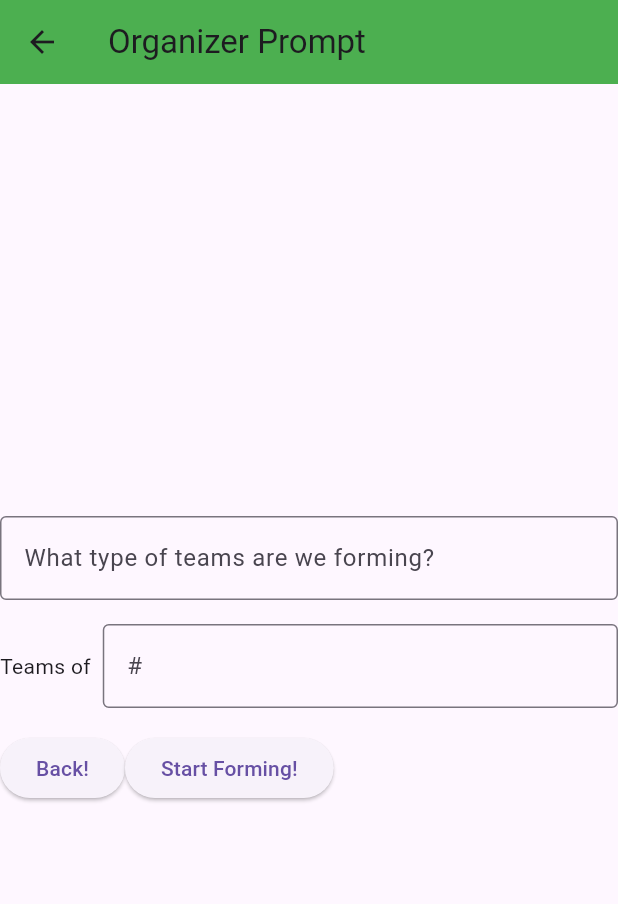
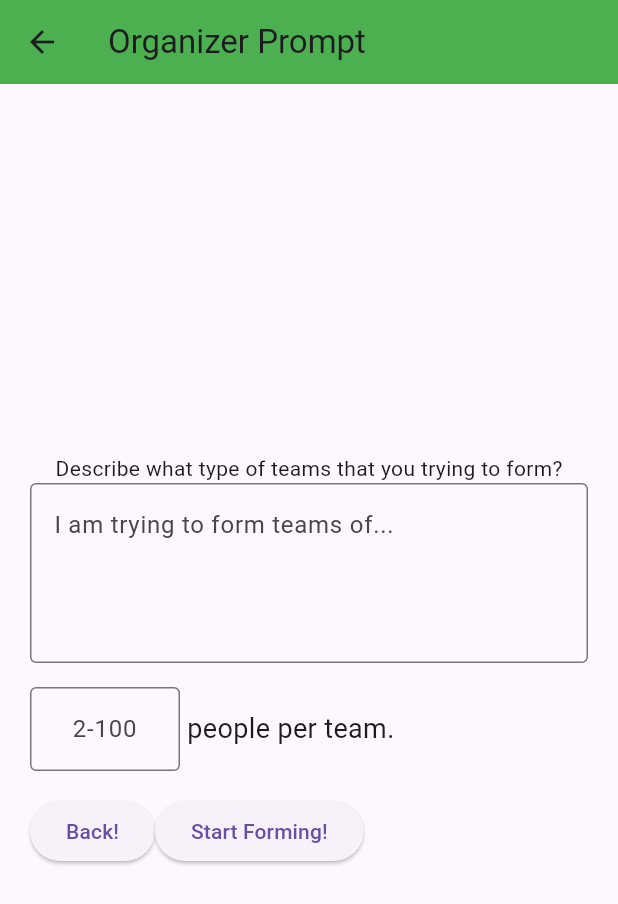
Before and after one commit to Hipposhark/TartanHacks25, a Flutter app: the screen it shows after launch, after a tap on "Organizer", on a phone screen of 412 x 824 dp. Shown: the top 904 px of the screen. Run offline on Flutter 3.47's test engine with Material 3 defaults, Android fonts, the phone set to English and light mode, and no system bars.

Commit message:
first working provider

```diff
--- a/frontend/lib/main.dart
+++ b/frontend/lib/main.dart
@@ -125,282 +125,54 @@
 // }
 
 import 'package:flutter/material.dart';
+import 'package:huddleup/providers/prompt_provider.dart';
+import 'package:provider/provider.dart';
+
 import 'package:huddleup/screens/home.dart';
+import 'package:huddleup/screens/organizer/prompt.dart';
+import 'package:huddleup/screens/organizer/waiting.dart';
+import 'package:huddleup/screens/organizer/teams.dart';
+import 'package:huddleup/screens/participant/code.dart';
+import 'package:huddleup/screens/participant/name.dart';
+import 'package:huddleup/screens/participant/form.dart';
+import 'package:huddleup/screens/participant/wait.dart';
+import 'package:huddleup/screens/participant/team.dart';
 
 // function to trigger build when the app is run
 void main() {
-  runApp(MaterialApp(
-    initialRoute: '/home',
-    routes: {
-      '/home': (context) => const HomeRoute(),
-      '/organizer/prompt': (context) => const OrganizerPromptRoute(),
-      '/organizer/loading': (context) => const OrganizerLoadingRoute(),
-      '/organizer/teams': (context) => const OrganizerTeamsRoute(),
-      '/participant/code': (context) => const ParticipantCodeRoute(),
-      '/participant/name': (context) => const ParticipantNameRoute(),
-      '/participant/form': (context) => const ParticipantFormRoute(),
-      '/participant/team': (context) => const ParticipantTeamRoute(),
-    },
-  )); //MaterialApp
+  runApp(
+    ChangeNotifierProvider (
+      create: (context) => PromptProvider(),
+      child: const HuddleUpApp(),
+    ),
+  );
 }
 
-class OrganizerPromptRoute extends StatelessWidget {
-  const OrganizerPromptRoute({super.key});
+class HuddleUpApp extends StatelessWidget {
+  const HuddleUpApp({super.key});
 
   @override
   Widget build(BuildContext context) {
-    return Scaffold(
-      appBar: AppBar(
-        title: const Text("Organizer Prompt"),
-        backgroundColor: Colors.green,
-      ),
-      body: Center(
-        child: Column(
-          mainAxisAlignment: MainAxisAlignment.center,
-            children: [
-            TextField(
-              decoration: InputDecoration(
-                border: OutlineInputBorder(),
-                hintText: 'What type of teams are we forming?',
-              ),
-            ),
-            const SizedBox(height: 16.0),
-            Row(
-              children: [
-                const Text("Teams of"),
-                const SizedBox(width: 8.0),
-                Expanded(
-                  child: TextField(
-                  decoration: InputDecoration(
-                    border: OutlineInputBorder(),
-                    hintText: '#',
-                  ),
-                  ),
-                ),
-              ],
-            ),
-            const SizedBox(height: 16.0),
-            Row(
-              children: [
-                ElevatedButton(
-                  child: const Text('Back!'),
-                  onPressed: () {
-                  Navigator.pop(context);
-                  },
-                ),
-                ElevatedButton(
-                  child: const Text('Start Forming!'),
-                  onPressed: () {
-                  Navigator.pushNamed(context, '/organizer/loading');
-                  },
-                ),
-              ],
-            )
-            ],
-        )
-      ),
+    return MaterialApp(
+      title: "HuddleUp",
+      // theme: ThemeData(colorScheme: )
+      initialRoute: '/home',
+      routes: {
+        // home route
+        '/home': (context) => const HomeRoute(),
+
+        // organizer routes
+        '/organizer/prompt': (context) => const OrganizerPromptRoute(),
+        '/organizer/waiting':(context) => const OrganizerWaitingRoute(),
+        '/organizer/teams':  (context) => const OrganizerTeamsRoute(),
+
+        // participant routes
+        '/participant/code': (context) => const ParticipantCodeRoute(),
+        '/participant/name': (context) => const ParticipantNameRoute(),
+        '/participant/form': (context) => const ParticipantFormRoute(),
+        '/participant/wait': (context) => const ParticipantWaitRoute(),
+        '/participant/team': (context) => const ParticipantTeamRoute(),
+      },
     );
   }
 }
-
-class OrganizerLoadingRoute extends StatelessWidget {
-  const OrganizerLoadingRoute({super.key});
-
-  @override
-  Widget build(BuildContext context) {
-    return Scaffold(
-      appBar: AppBar(
-        title: const Text("Organizer Loading"),
-        backgroundColor: Colors.green,
-      ),
-      body: Center(
-        child: Column(
-          children: [
-            Text("[prompt]"),
-            Text("[code]"),
-            ElevatedButton(
-              child: const Text('Finalize Teams!'),
-              onPressed: () {
-                Navigator.pushNamed(context, '/organizer/teams');
-              },
-            ),
-          ],
-        )
-      ,),
-    );
-  }
-}
-
-class OrganizerTeamsRoute extends StatelessWidget {
-  const OrganizerTeamsRoute({super.key});
-
-  @override
-  Widget build(BuildContext context) {
-    return Scaffold(
-      appBar: AppBar(
-        title: const Text("Organized Teams"),
-        backgroundColor: Colors.green,
-      ),
-      body: Center(
-        child: Column(
-            mainAxisAlignment: MainAxisAlignment.center,
-            children: [
-            const Text("Teams"),
-            const SizedBox(height: 16.0),
-            Container(
-              decoration: const BoxDecoration(
-                border: Border(
-                  bottom: BorderSide(color: Colors.black),
-                ),
-              ),
-            ),
-            const SizedBox(height: 16.0),
-            const Text("[code]"),
-          ],
-        ),
-      ),
-    );
-  }
-}
-
-class ParticipantCodeRoute extends StatelessWidget {
-  const ParticipantCodeRoute({super.key});
-
-  @override
-  Widget build(BuildContext context) {
-    return Scaffold(
-      appBar: AppBar(
-        title: const Text("Participant Code"),
-        backgroundColor: Colors.green,
-      ),
-      body: Center(
-        child: Column(
-          mainAxisAlignment: MainAxisAlignment.center,
-          children: [
-            const Text("What's your Organizer Code?"),
-            const SizedBox(height: 16.0),
-            TextField(
-              decoration: InputDecoration(
-                border: OutlineInputBorder(),
-                hintText: 'My code is...',
-              ),
-            ),
-            const SizedBox(height: 16.0),
-            ElevatedButton(
-              child: const Text("Onward!"),
-              onPressed: () {
-                Navigator.pushNamed(context, '/participant/name');
-              },
-            ),
-          ],
-        ),
-      ),
-    );
-  }
-}
-
-class ParticipantNameRoute extends StatelessWidget {
-  const ParticipantNameRoute({super.key});
-
-  @override
-  Widget build(BuildContext context) {
-    return Scaffold(
-      appBar: AppBar(
-        title: const Text("Participant Name"),
-        backgroundColor: Colors.green,
-      ),
-      body: Center(
-        child: Column(
-          mainAxisAlignment: MainAxisAlignment.center,
-          children: [
-            const Text("What's your name?"),
-            const SizedBox(height: 16.0),
-            TextField(
-              decoration: InputDecoration(
-                border: OutlineInputBorder(),
-                hintText: 'My name is...',
-              ),
-            ),
-            const SizedBox(height: 16.0),
-            ElevatedButton(
-              child: const Text("Onward!"),
-              onPressed: () {
-                Navigator.pushNamed(context, '/participant/form');
-              },
-            ),
-          ],
-        ),
-      ),
-    );
-  }
-}
-
-class ParticipantFormRoute extends StatelessWidget {
-  const ParticipantFormRoute({super.key});
-
-  @override
-  Widget build(BuildContext context) {
-    return Scaffold(
-      appBar: AppBar(
-        title: const Text("Participant Name"),
-        backgroundColor: Colors.green,
-      ),
-      body: Center(
-        child: Column(
-          mainAxisAlignment: MainAxisAlignment.center,
-          children: [
-            const Text("Answer these Questions!"),
-            const SizedBox(height: 16.0),
-            Container(
-              decoration: const BoxDecoration(
-                border: Border(
-                  bottom: BorderSide(color: Colors.black),
-                ),
-              ),
-            ),
-            const SizedBox(height: 16.0),
-            // ListView.builder(
-            //   itemCount: 10,
-            //   itemBuilder: (context, index) {
-            //   return ListTile(
-            //     title: Text("q#"),
-            //   );
-            //   },
-            // ),
-          ]
-        ),
-      ),
-    );
-  }
-}
-
-class ParticipantTeamRoute extends StatelessWidget {
-  const ParticipantTeamRoute({super.key});
-
-  @override
-  Widget build(BuildContext context) {
-    return Scaffold(
-      appBar: AppBar(
-        title: const Text("Huddle Up!"),
-        backgroundColor: Colors.green,
-      ),
-      body: Center(
-        child: Column(
-          mainAxisAlignment: MainAxisAlignment.center,
-          children: [
-            const Text("##"),
-            const SizedBox(height: 16.0),
-            Container(
-              decoration: const BoxDecoration(
-                border: Border(
-                  bottom: BorderSide(color: Colors.black),
-                ),
-              ),
-            ),
-            const SizedBox(height: 16.0)
-          ]
-        ),
-      ),
-    );
-  }
-}
--- /dev/null
+++ b/frontend/lib/providers/prompt_provider.dart
@@ -0,0 +1,21 @@
+import 'package:flutter/material.dart';
+
+class PromptProvider extends ChangeNotifier {
+
+  String _prompt = '';
+  int _teamSize = 2;
+
+  String get prompt => _prompt;
+  int get teamSize => _teamSize;
+
+  void setPrompt(String newPrompt) {
+    _prompt = newPrompt;
+    notifyListeners();
+  }
+
+  void setTeamSize(int newTeamSize) {
+    _teamSize = newTeamSize;
+    notifyListeners();
+  }
+
+}
--- /dev/null
+++ b/frontend/lib/screens/organizer/prompt.dart
@@ -0,0 +1,109 @@
+import 'package:flutter/material.dart';
+import 'package:flutter/services.dart';
+import 'package:huddleup/providers/prompt_provider.dart';
+import 'package:provider/provider.dart';
+
+class OrganizerPromptRoute extends StatelessWidget {
+  const OrganizerPromptRoute({super.key});
+
+  @override
+  Widget build(BuildContext context) {
+    PromptProvider promptProvider = Provider.of<PromptProvider>(context);
+
+    return GestureDetector(
+      // dismisses keyboards upon losing focus
+      onTap: () {
+        FocusScope.of(context).unfocus();
+      },
+      child: Scaffold(
+        appBar: AppBar(
+          title: const Text("Organizer Prompt"),
+          backgroundColor: Colors.green,
+        ),
+        body: Center(
+          child: Padding(
+            padding: const EdgeInsets.symmetric(horizontal: 20.0, vertical: 10.0),
+            child: Column(
+              mainAxisAlignment: MainAxisAlignment.center,
+              children: [
+                const Text(
+                  'Describe what type of teams that you trying to form?'
+                ),
+                SizedBox(
+                  height: 5 * 24.0,
+                  child: TextField(
+                    maxLines: 5,
+                    keyboardType: TextInputType.multiline,
+                    decoration: InputDecoration(
+                      border: OutlineInputBorder(),
+                      hintText: 'I am trying to form teams of...',
+                    ),
+                    onChanged: (text) {
+                      promptProvider.setPrompt(text);
+                      print('prompt: $text (${text.characters.length})');
+                    },
+                  ),
+                ),
+                const SizedBox(height: 16.0),
+                Row(
+                  children: [
+                    // const SizedBox(width: 8.0),
+                    SizedBox(
+                      width: 100.0,
+                      child: TextField(
+                        textAlign: TextAlign.center,
+                        decoration: InputDecoration(
+                          border: OutlineInputBorder(),
+                          hintText: "2-100",
+                        ),
+                        keyboardType: TextInputType.number,
+                        inputFormatters: [
+                          // restricts user input to integers from 2 to 100 inclusive
+                          FilteringTextInputFormatter.allow(RegExp(r'^\d{1,3}$')), // only allow max of 3 digits
+                          TextInputFormatter.withFunction((oldValue, newValue) {
+                            final text = newValue.text;
+                            if (text.isNotEmpty) {
+                              final value = int.tryParse(text);
+                              if (value == null || value < 2 || value > 100) {
+                                return oldValue; // reject invalid input
+                              }
+                            }
+                            promptProvider.setTeamSize(int.parse(text));
+                            return newValue; // allow valid input
+                          }),
+                        ],
+                      ),
+                    ),
+                    const Text(
+                      ' people per team.',
+                      style: TextStyle(
+                        fontSize: 18.0,
+                      )
+                    ),
+                  ],
+                ),
+                const SizedBox(height: 16.0),
+                Row(
+                  children: [
+                    ElevatedButton(
+                      child: const Text('Back!'),
+                      onPressed: () {
+                        Navigator.pop(context);
+                      },
+                    ),
+                    ElevatedButton(
+                      child: const Text('Start Forming!'),
+                      onPressed: () {
+                        Navigator.pushNamed(context, '/organizer/waiting');
+                      },
+                    ),
+                  ],
+                )
+              ],
+            ),
+          ),
+        ),
+      ),
+    );
+  }
+}
--- a/frontend/pubspec.yaml
+++ b/frontend/pubspec.yaml
@@ -34,6 +34,7 @@ dependencies:
   # The following adds the Cupertino Icons font to your application.
   # Use with the CupertinoIcons class for iOS style icons.
   cupertino_icons: ^1.0.8
+  provider: ^6.1.2
 
 dev_dependencies:
   flutter_test:
```
Also changed, not shown: frontend/lib/screens/organizer/teams.dart (added, +33 -0 lines), frontend/lib/screens/organizer/waiting.dart (added, +33 -0 lines), frontend/lib/screens/participant/code.dart (added, +37 -0 lines), frontend/lib/screens/participant/form.dart (added, +40 -0 lines), frontend/lib/screens/participant/name.dart (added, +37 -0 lines), frontend/lib/screens/participant/team.dart (added, +32 -0 lines), frontend/lib/screens/participant/wait.dart (added, +22 -0 lines), frontend/pubspec.lock, 3 other files.
